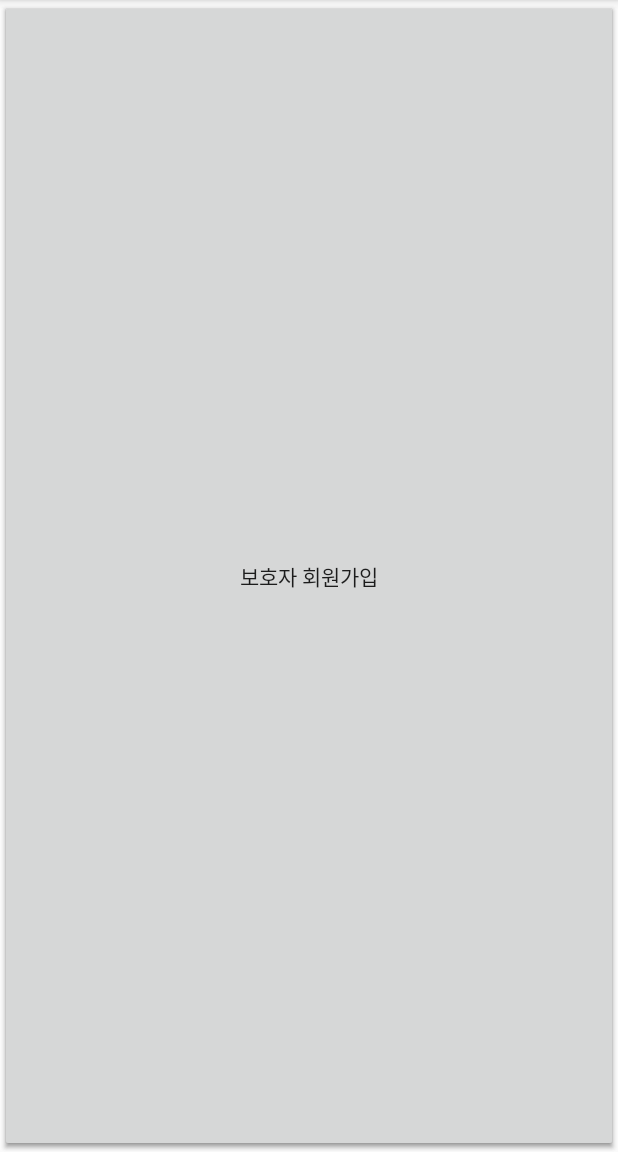
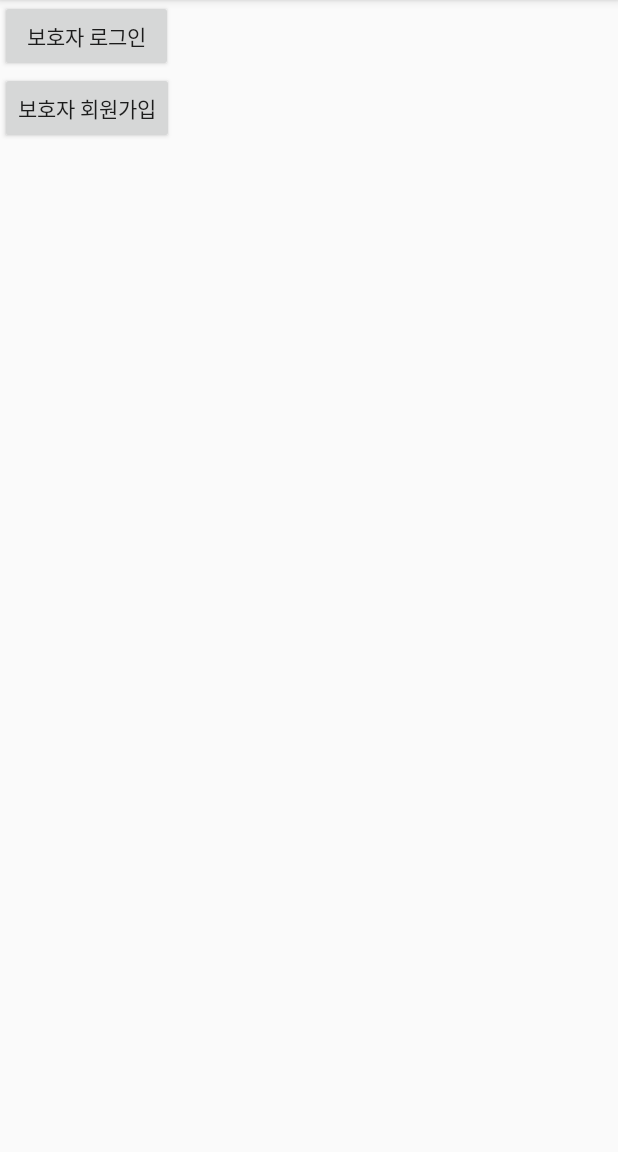
Before and after one commit to tlaektmf/NavigationForBlind, an Android app: the screen it shows after launch (MainActivity), on a phone screen of 412 x 824 dp, the part 84-1236 px from its top. Run offline under Robolectric (Android 15) with nearby library versions, the phone set to English and light mode, and no system bars.

```diff
--- a/app/src/main/res/layout/activity_main.xml
+++ b/app/src/main/res/layout/activity_main.xml
@@ -1,22 +1,23 @@
 <?xml version="1.0" encoding="utf-8"?>
-<android.support.constraint.ConstraintLayout
+<LinearLayout
     xmlns:android="http://schemas.android.com/apk/res/android"
     xmlns:tools="http://schemas.android.com/tools"
     xmlns:app="http://schemas.android.com/apk/res-auto"
     android:layout_width="match_parent"
     android:layout_height="match_parent"
+    android:orientation="vertical"
     tools:context="com.example.dazze.navigationforblind.MainActivity">
 
-   <Button
-       android:id="@+id/goPLogin"
-       android:text="보호자 로그인"
-       android:layout_width="match_parent"
-       android:layout_height="match_parent" />
+    <Button
+        android:id="@+id/goPLogin"
+        android:layout_width="115dp"
+        android:layout_height="wrap_content"
+        android:text="보호자 로그인" />
 
     <Button
         android:id="@+id/goPJoin"
-        android:text="보호자 회원가입"
-        android:layout_width="match_parent"
-        android:layout_height="match_parent" />
+        android:layout_width="wrap_content"
+        android:layout_height="wrap_content"
+        android:text="보호자 회원가입" />
 
-</android.support.constraint.ConstraintLayout>
+</LinearLayout>
```
Also changed, not shown: app/src/main/java/com/example/dazze/navigationforblind/NPJoinActivity.java (+33 -2 lines), app/src/main/java/com/example/dazze/navigationforblind/NUserInfo.java (added, +17 -0 lines).
